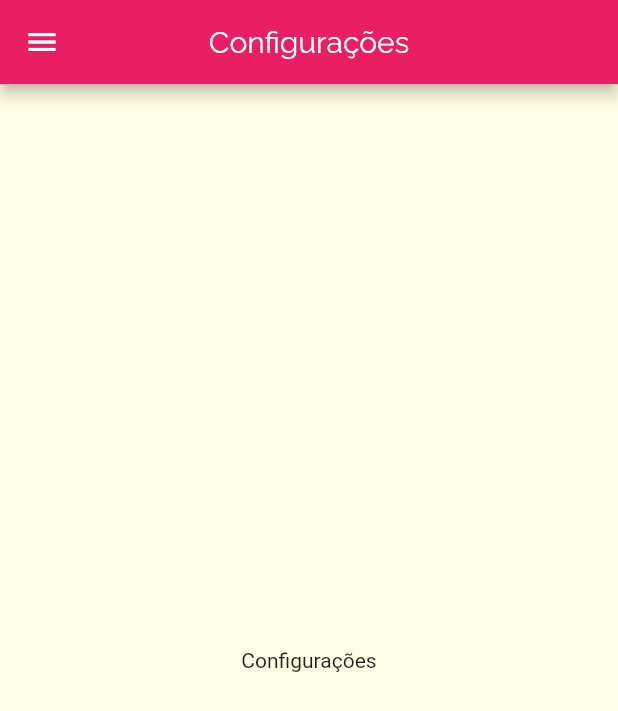
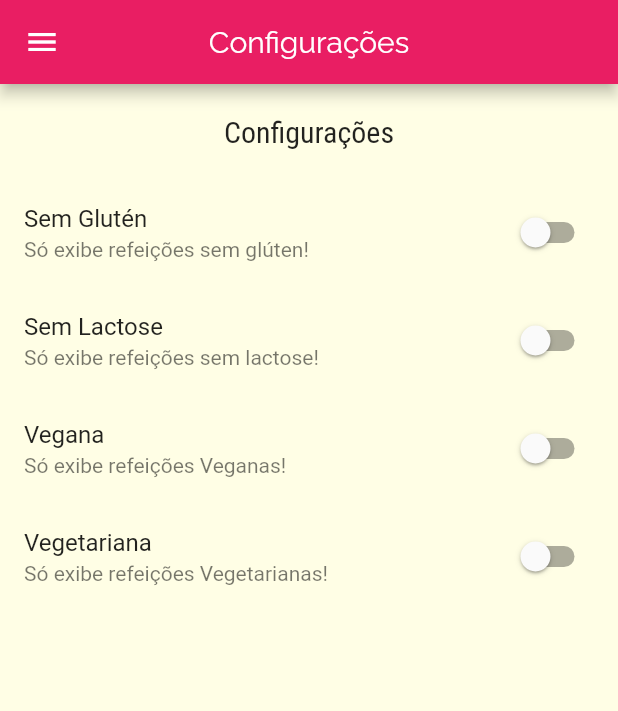
Before and after one commit to Samuel-sys/DartFlutter, a Flutter app: the SettingsScreen screen opened by its route, on a phone screen of 412 x 824 dp. Shown: the top 711 px of the screen. Run offline on Flutter 3.47's test engine with Material 2 defaults, Android fonts, the phone set to English and light mode, and no system bars.

Commit message:
Criação do corpo do Settings do App

```diff
--- /dev/null
+++ b/Modulo_7/meals/lib/models/settings.dart
@@ -0,0 +1,13 @@
+class Settings {
+  bool isGlutenFree;
+  bool isLactoseFree;
+  bool isVegan;
+  bool isVegetarian;
+
+  Settings({
+    this.isGlutenFree = false,
+    this.isLactoseFree = false,
+    this.isVegan = false,
+    this.isVegetarian = false,
+  });
+}
--- a/Modulo_7/meals/lib/screens/settings_screen.dart
+++ b/Modulo_7/meals/lib/screens/settings_screen.dart
@@ -1,18 +1,91 @@
 import 'package:flutter/material.dart';
 import 'package:meals/components/main_drawer.dart';
+import 'package:meals/models/settings.dart';
 
-class SettingsScreen extends StatelessWidget {
+class SettingsScreen extends StatefulWidget {
+  @override
+  _SettingsScreenState createState() => _SettingsScreenState();
+}
+
+class _SettingsScreenState extends State<SettingsScreen> {
+  var settings = Settings();
+
+  Widget _createSwitch(
+    String title,
+    String subtitle,
+    bool value,
+    Function onChanged,
+  ) {
+    return SwitchListTile(
+      title: Text(title),
+      subtitle: Text(subtitle),
+      value: value,
+      onChanged: onChanged,
+    );
+  }
+
   @override
   Widget build(BuildContext context) {
     return Scaffold(
+
+        //AppBar
         appBar: AppBar(
           centerTitle: true,
           title: Text("Configurações"),
         ),
+
+        //Drawer
         drawer: MainDrawer(),
-      body: Center(
-        child: Text("Configurações"),
+
+        //Body
+        body: Column(
+          children: [
+            Container(
+              padding: EdgeInsets.all(20),
+              child: Text(
+                "Configurações",
+                style: Theme.of(context).textTheme.headline6,
               ),
-    );
+            ),
+
+            //lista de configurações
+            Expanded(
+                child: ListView(
+              children: <Widget>[
+                //glutén
+                _createSwitch(
+                  "Sem Glutén",
+                  "Só exibe refeições sem glúten!",
+                  settings.isGlutenFree,
+                  (value) => setState(() => settings.isGlutenFree = value),
+                ),
+
+                //lactose
+                _createSwitch(
+                  "Sem Lactose",
+                  "Só exibe refeições sem lactose!",
+                  settings.isLactoseFree,
+                  (value) => setState(() => settings.isLactoseFree = value),
+                ),
+
+                //vegana
+                _createSwitch(
+                  "Vegana",
+                  "Só exibe refeições Veganas!",
+                  settings.isVegan,
+                  (value) => setState(() => settings.isVegan = value),
+                ),
+
+                //vegetariana
+                _createSwitch(
+                  "Vegetariana",
+                  "Só exibe refeições Vegetarianas!",
+                  settings.isVegetarian,
+                  (value) => setState(() => settings.isVegetarian = value),
+                ),
+              ],
+            ))
+          ],
+        ));
   }
 }
```
Lines whose indentation alone changed are shown as unchanged.
